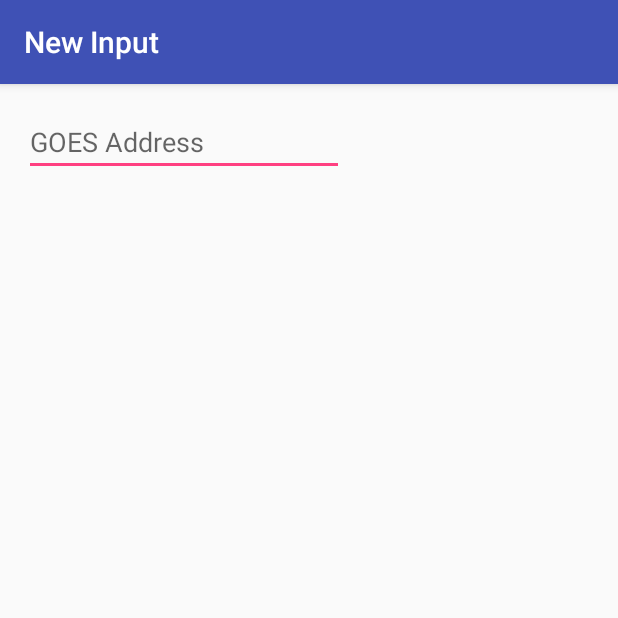
After one commit to Nelson-Brady/ScraperMain246, an Android app: the inputcode screen opened directly, with no data from a screen before it, on a phone screen of 412 x 824 dp, the top half of it. The commit adds this screen. Run offline under Robolectric (Android 15) with nearby library versions, the phone set to English and light mode, and no system bars.

Commit message:
Merge branch 'master' of https://github.com/Nelson-Brady/ScraperMain246
# Conflicts:
#	app/src/main/java/com/brady/scrapermain/MainActivity.java

```diff
--- a/app/build.gradle
+++ b/app/build.gradle
@@ -26,4 +26,5 @@ dependencies {
     })
     compile 'com.android.support:appcompat-v7:25.1.1'
     testCompile 'junit:junit:4.12'
+    compile 'com.android.support:design:25.1.1'
 }
--- a/app/src/main/AndroidManifest.xml
+++ b/app/src/main/AndroidManifest.xml
@@ -15,6 +15,7 @@
                 <category android:name="android.intent.category.LAUNCHER" />
             </intent-filter>
         </activity>
+        <activity android:name=".inputcode"></activity>
     </application>
 
 </manifest>
--- /dev/null
+++ b/app/src/main/java/com/brady/scrapermain/inputcode.java
@@ -0,0 +1,21 @@
+package com.brady.scrapermain;
+
+import android.support.v7.app.AppCompatActivity;
+import android.os.Bundle;
+import android.text.InputFilter;
+import android.widget.EditText;
+
+public class inputcode extends AppCompatActivity {
+
+    @Override
+    protected void onCreate(Bundle savedInstanceState) {
+        super.onCreate(savedInstanceState);
+        setContentView(R.layout.activity_inputcode);
+        setTitle("New Input");
+        // create object editText
+        EditText editText = (EditText) findViewById(R.id.editText);
+        //This function insures that all characters are uppercase
+        editText.setFilters(new InputFilter[] {new InputFilter.AllCaps()});
+
+    }
+}
--- /dev/null
+++ b/app/src/main/res/layout/activity_inputcode.xml
@@ -0,0 +1,24 @@
+<?xml version="1.0" encoding="utf-8"?>
+<RelativeLayout xmlns:android="http://schemas.android.com/apk/res/android"
+    xmlns:tools="http://schemas.android.com/tools"
+    android:label="@string/input_activity"
+    android:id="@+id/activity_inputcode"
+    android:layout_width="match_parent"
+    android:layout_height="match_parent"
+    android:paddingBottom="@dimen/activity_vertical_margin"
+    android:paddingLeft="@dimen/activity_horizontal_margin"
+    android:paddingRight="@dimen/activity_horizontal_margin"
+    android:paddingTop="@dimen/activity_vertical_margin"
+    tools:context="com.brady.scrapermain.inputcode">
+
+    <EditText
+        android:layout_width="wrap_content"
+        android:layout_height="wrap_content"
+        android:inputType="textPersonName"
+        android:ems="10"
+        android:layout_alignParentTop="true"
+        android:layout_alignParentStart="true"
+        android:id="@+id/editText"
+        android:hint="@string/goes_address"/>
+
+</RelativeLayout>
--- a/app/src/main/res/values/strings.xml
+++ b/app/src/main/res/values/strings.xml
@@ -1,3 +1,5 @@
 <resources>
     <string name="app_name">ScraperMain</string>
+    <string name="goes_address">GOES Address</string>
+    <string name="input_activity">New Input</string>
 </resources>
```
Also changed, not shown: app/src/main/java/com/brady/scrapermain/MainActivity.java (+9 -0 lines), app/src/main/res/layout/activity_main.xml (+19 -4 lines).
